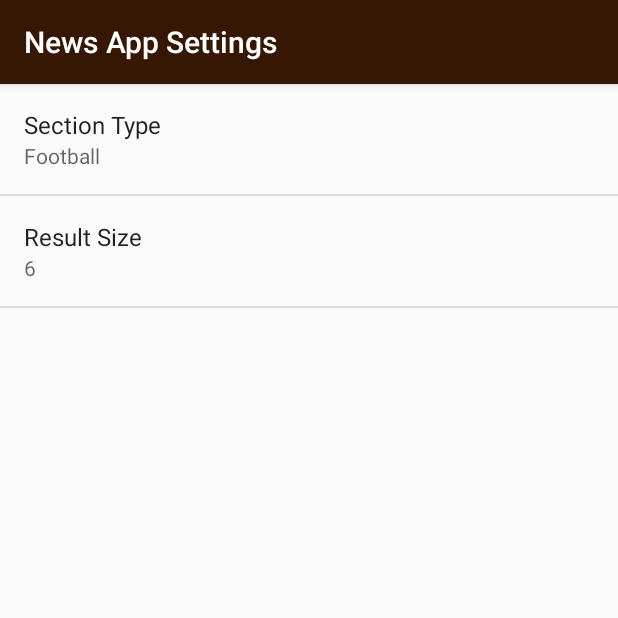
After one commit to WaelElsharkawy1/NewsFeedApp, an Android app: the SettingsActivity screen opened directly, with no data from a screen before it, on a phone screen of 412 x 824 dp, the top half of it. The commit adds this screen. Run offline under Robolectric (Android 15) with nearby library versions, the phone set to English and light mode, and no system bars.

Commit message:
NewsApp Second Edition

```diff
--- /dev/null
+++ b/app/src/main/java/com/example/waelelsharkawy/newsfeedapp/SettingsActivity.java
@@ -0,0 +1,73 @@
+/*
+ * Copyright (C) 2016 The Android Open Source Project
+ *
+ * Licensed under the Apache License, Version 2.0 (the "License");
+ * you may not use this file except in compliance with the License.
+ * You may obtain a copy of the License at
+ *
+ *      http://www.apache.org/licenses/LICENSE-2.0
+ *
+ * Unless required by applicable law or agreed to in writing, software
+ * distributed under the License is distributed on an "AS IS" BASIS,
+ * WITHOUT WARRANTIES OR CONDITIONS OF ANY KIND, either express or implied.
+ * See the License for the specific language governing permissions and
+ * limitations under the License.
+ */
+package com.example.waelelsharkawy.newsfeedapp;
+
+import android.content.SharedPreferences;
+import android.os.Bundle;
+import android.preference.ListPreference;
+import android.preference.Preference;
+import android.preference.PreferenceFragment;
+import android.preference.PreferenceManager;
+import android.support.v7.app.AppCompatActivity;
+
+public class SettingsActivity extends AppCompatActivity {
+
+    @Override
+    protected void onCreate(Bundle savedInstanceState) {
+        super.onCreate(savedInstanceState);
+        setContentView(R.layout.settings_activity);
+    }
+
+    public static class EarthquakePreferenceFragment extends PreferenceFragment
+            implements Preference.OnPreferenceChangeListener {
+
+        @Override
+        public void onCreate(Bundle savedInstanceState) {
+            super.onCreate(savedInstanceState);
+            addPreferencesFromResource(R.xml.settings_main);
+
+            Preference result_size = findPreference(getString(R.string.settings_result_size_key));
+            bindPreferenceSummaryToValue(result_size);
+
+            Preference section_type = findPreference(getString(R.string.settings_section_type_key));
+            bindPreferenceSummaryToValue(section_type);
+        }
+
+        @Override
+        public boolean onPreferenceChange(Preference preference, Object value) {
+            String stringValue = value.toString();
+            if (preference instanceof ListPreference) {
+                ListPreference listPreference = (ListPreference) preference;
+                int prefIndex = listPreference.findIndexOfValue(stringValue);
+                if (prefIndex >= 0) {
+                    CharSequence[] labels = listPreference.getEntries();
+                    preference.setSummary(labels[prefIndex]);
+                }
+            } else {
+                preference.setSummary(stringValue);
+            }
+            return true;
+        }
+
+        private void bindPreferenceSummaryToValue(Preference preference) {
+            preference.setOnPreferenceChangeListener(this);
+            SharedPreferences preferences =
+                    PreferenceManager.getDefaultSharedPreferences(preference.getContext());
+            String preferenceString = preferences.getString(preference.getKey(), "");
+            onPreferenceChange(preference, preferenceString);
+        }
+    }
+}
--- /dev/null
+++ b/app/src/main/res/values/arrays.xml
@@ -0,0 +1,16 @@
+<?xml version="1.0" encoding="utf-8"?>
+<resources>
+    <string-array name="settings_section_types_labels">
+        <item>@string/settings_section_type_football_label</item>
+        <item>@string/settings_section_type_business_label</item>
+        <item>@string/settings_section_type_politics_label</item>
+        <item>@string/settings_section_type_books_label</item>
+    </string-array>
+
+    <string-array name="settings_section_type_values">
+        <item>@string/settings_section_type_football_value</item>
+        <item>@string/settings_section_type_business_value</item>
+        <item>@string/settings_section_type_politics_value</item>
+        <item>@string/settings_section_type_books_value</item>
+    </string-array>
+</resources>
--- a/app/src/main/res/values/strings.xml
+++ b/app/src/main/res/values/strings.xml
@@ -6,4 +6,36 @@
     <string name="section_name">Section name</string>
     <string name="article_title">Article title</string>
     <string name="no_news_found">no news found</string>
+
+    <!-- Settings Menu Item [CHAR LIMIT=NONE] -->
+    <string name="settings_menu_item">Settings</string>
+    <!-- Settings Activity Title [CHAR LIMIT=NONE] -->
+    <string name="settings_title">News App Settings</string>
+
+    <!-- Strings For Result Size Preference [CHAR LIMIT=30] -->
+    <string name="settings_result_size_label">Result Size</string>
+    <string name="settings_result_size_key" translatable="false">page-size</string>
+    <string name="settings_result_size_default" translatable="false">6</string>
+
+    <!-- Strings For Section Type Preference [CHAR LIMIT=30] -->
+    <string name="settings_section_type_label">Section Type</string>
+    <string name="settings_section_type_key" translatable="false">section</string>
+    <string name="settings_section_type_default" translatable="false">@string/settings_section_type_football_value</string>
+
+    <!-- Label for section type football option [CHAR LIMIT=20] -->
+    <string name="settings_section_type_football_label">Football</string>
+    <string name="settings_section_type_football_value" translatable="false">football</string>
+
+      <!-- Label for section type Business option [CHAR LIMIT=20] -->
+    <string name="settings_section_type_business_label">Business</string>
+    <string name="settings_section_type_business_value" translatable="false">business</string>
+
+    <!-- Label for section type Books option [CHAR LIMIT=20] -->
+    <string name="settings_section_type_books_label">Books</string>
+    <string name="settings_section_type_books_value" translatable="false">books</string>
+
+    <!-- Label for section type politics option [CHAR LIMIT=20] -->
+    <string name="settings_section_type_politics_label">Politics</string>
+    <string name="settings_section_type_politics_value" translatable="false">politics</string>
+
 </resources>
--- /dev/null
+++ b/app/src/main/res/xml/settings_main.xml
@@ -0,0 +1,33 @@
+<?xml version="1.0" encoding="utf-8"?>
+
+<!-- Copyright (C) 2016 The Android Open Source Project
+     Licensed under the Apache License, Version 2.0 (the "License");
+     you may not use this file except in compliance with the License.
+     You may obtain a copy of the License at
+          http://www.apache.org/licenses/LICENSE-2.0
+     Unless required by applicable law or agreed to in writing, software
+     distributed under the License is distributed on an "AS IS" BASIS,
+     WITHOUT WARRANTIES OR CONDITIONS OF ANY KIND, either express or implied.
+     See the License for the specific language governing permissions and
+     limitations under the License.
+-->
+
+<PreferenceScreen
+    xmlns:android="http://schemas.android.com/apk/res/android"
+    android:title="@string/settings_title">
+
+    <ListPreference
+        android:defaultValue="@string/settings_section_type_default"
+        android:entries="@array/settings_section_types_labels"
+        android:entryValues="@array/settings_section_type_values"
+        android:key="@string/settings_section_type_key"
+        android:title="@string/settings_section_type_label" />
+
+    <EditTextPreference
+        android:defaultValue="@string/settings_result_size_default"
+        android:inputType="numberDecimal"
+        android:key="@string/settings_result_size_key"
+        android:selectAllOnFocus="true"
+        android:title="@string/settings_result_size_label" />
+
+</PreferenceScreen>
```
Also changed, not shown: app/src/main/AndroidManifest.xml (+7 -0 lines), app/src/main/java/com/example/waelelsharkawy/newsfeedapp/NewsActivity.java (+70 -3 lines), app/src/main/res/layout/settings_activity.xml (added, +22 -0 lines), app/src/main/res/menu/main.xml (added, +25 -0 lines).
